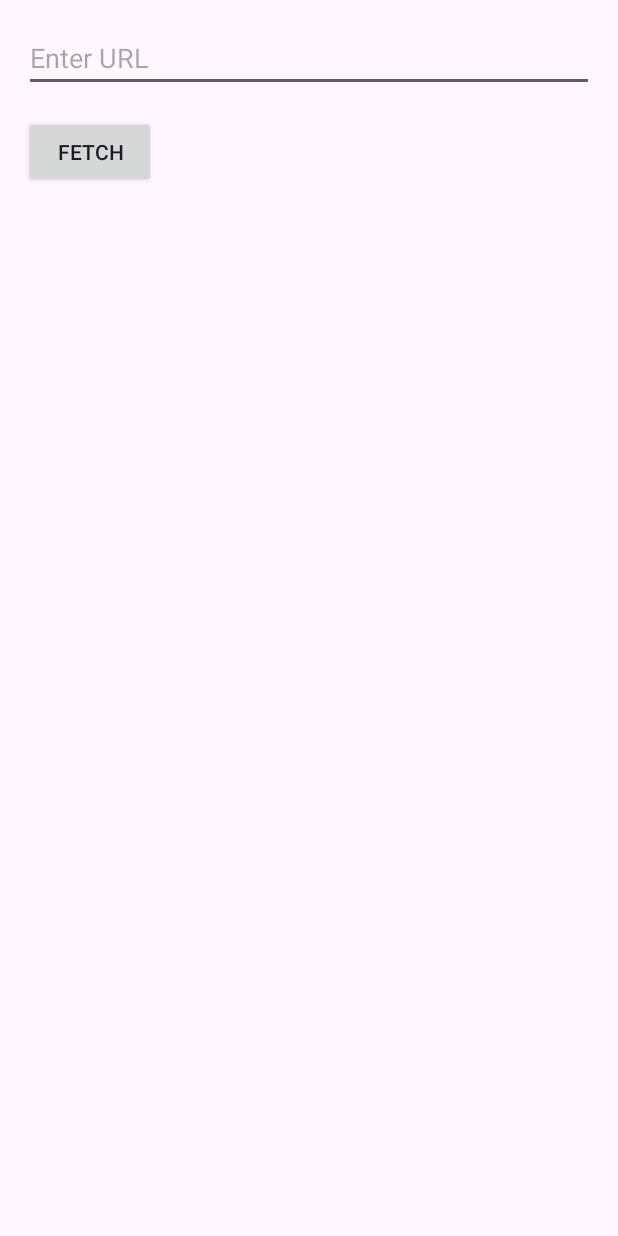
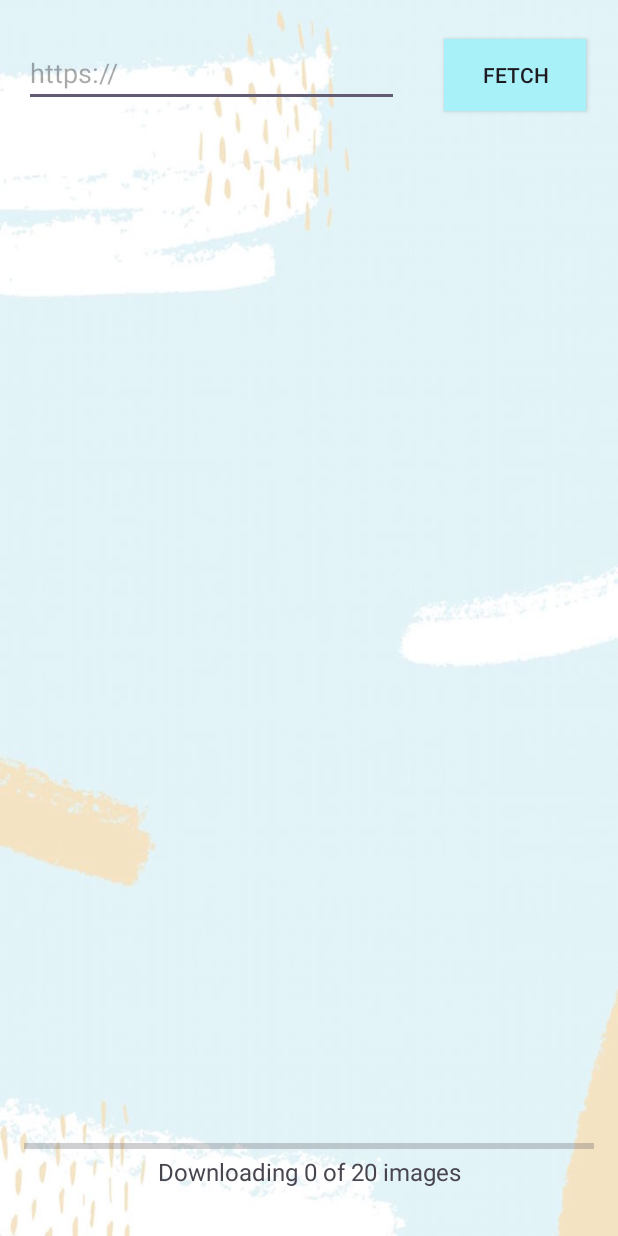
Before and after one commit to charmainethq/Team6_Android_CA, an Android app: the MainActivity screen opened directly, with no data from a screen before it, on a phone screen of 412 x 824 dp. Run offline under Robolectric (Android 15) with nearby library versions, the phone set to English and light mode, and no system bars.

Commit message:
Image Download done

```diff
--- a/app/build.gradle
+++ b/app/build.gradle
@@ -35,4 +35,6 @@ dependencies {
     implementation 'androidx.constraintlayout:constraintlayout:2.1.3'
     testImplementation 'junit:junit:4.13.2'
     implementation 'com.squareup.picasso:picasso:2.71828'
+    implementation 'org.jsoup:jsoup:1.14.2'
+
 }
--- a/app/src/main/AndroidManifest.xml
+++ b/app/src/main/AndroidManifest.xml
@@ -2,6 +2,8 @@
 <manifest xmlns:android="http://schemas.android.com/apk/res/android"
     xmlns:tools="http://schemas.android.com/tools">
     <uses-permission android:name="android.permission.INTERNET"/>
+    <uses-permission android:name="android.permission.WRITE_EXTERNAL_STORAGE" />
+    <uses-permission android:name="android.permission.READ_EXTERNAL_STORAGE" />
 
     <application
         android:allowBackup="true"
--- a/app/src/main/java/com/iss/ImageAdapter.java
+++ b/app/src/main/java/com/iss/ImageAdapter.java
@@ -40,7 +40,7 @@ public class ImageAdapter extends BaseAdapter {
         ImageView imageView;
         if (convertView == null) {
             imageView = new ImageView(context);
-            imageView.setLayoutParams(new ViewGroup.LayoutParams(250, 250));
+            imageView.setLayoutParams(new ViewGroup.LayoutParams(200, 200));
             imageView.setScaleType(ImageView.ScaleType.CENTER_CROP);
         } else {
             imageView = (ImageView) convertView;
--- a/app/src/main/res/layout/activity_main.xml
+++ b/app/src/main/res/layout/activity_main.xml
@@ -1,45 +1,61 @@
-<RelativeLayout xmlns:android="http://schemas.android.com/apk/res/android"
+<RelativeLayout
+    xmlns:android="http://schemas.android.com/apk/res/android"
     xmlns:tools="http://schemas.android.com/tools"
     android:layout_width="match_parent"
     android:layout_height="match_parent"
+
     android:paddingBottom="16dp"
     android:paddingLeft="16dp"
     android:paddingRight="16dp"
     android:paddingTop="16dp"
+    android:background="@drawable/bg"
     tools:context=".MainActivity">
 
     <EditText
         android:id="@+id/urlEditText"
-        android:layout_width="match_parent"
+        android:layout_width="250dp"
         android:layout_height="wrap_content"
-        android:hint="Enter URL" />
+        android:layout_marginTop="10dp"
+        android:hint="https://" />
 
     <androidx.appcompat.widget.AppCompatButton
         android:id="@+id/fetchButton"
-        android:layout_width="wrap_content"
-        android:layout_height="wrap_content"
-        android:layout_below="@id/urlEditText"
-        android:layout_marginTop="16dp"
-        android:text="Fetch" />
-
-    <ProgressBar
-        android:id="@+id/progressBar"
         android:layout_width="match_parent"
         android:layout_height="wrap_content"
-        android:layout_below="@id/fetchButton"
-        android:layout_marginTop="16dp"
-        android:indeterminate="false"
-        android:max="20"
-        android:visibility="gone" />
+        android:layout_toRightOf="@id/urlEditText"
+        android:layout_marginRight="5dp"
+        android:layout_marginLeft="30dp"
+        android:layout_marginTop="10dp"
+        android:background="@color/blue"
+        android:text="Fetch" />
 
     <GridView
         android:id="@+id/gridView"
         android:layout_width="match_parent"
-        android:layout_height="match_parent"
-        android:layout_below="@id/progressBar"
-        android:layout_marginTop="16dp"
+        android:layout_height="wrap_content"
+        android:layout_below="@id/fetchButton"
+        android:layout_marginTop="14dp"
+        android:horizontalSpacing="16dp"
         android:numColumns="4"
-        android:verticalSpacing="16dp"
-        android:horizontalSpacing="16dp" />
+        android:verticalSpacing="16dp" />
+
+    <ProgressBar
+        style="?android:attr/progressBarStyleHorizontal"
+        android:layout_width="match_parent"
+        android:layout_height="wrap_content"
+        android:id="@+id/progressBar"
+        android:layout_alignParentBottom="true"
+        android:layout_marginBottom="36dp"
+        android:max="20"
+        android:progress="0"/>
+
+    <TextView
+        android:layout_width="match_parent"
+        android:layout_height="wrap_content"
+        android:layout_below="@+id/progressBar"
+        android:layout_marginTop="-38dp"
+        android:gravity="center"
+        android:text="Downloading 0 of 20 images"
+        android:textSize="16dp" />
 
 </RelativeLayout>
--- a/app/src/main/res/values/colors.xml
+++ b/app/src/main/res/values/colors.xml
@@ -2,4 +2,5 @@
 <resources>
     <color name="black">#FF000000</color>
     <color name="white">#FFFFFFFF</color>
+    <color name="blue">#A8F1F9</color>
 </resources>
```
Also changed, not shown: app/src/main/java/com/iss/ImageDownloader.java (deleted, +0 -40 lines), app/src/main/java/com/iss/MainActivity.java (+128 -70 lines), app/src/main/res/drawable/bg.jpeg (added).
